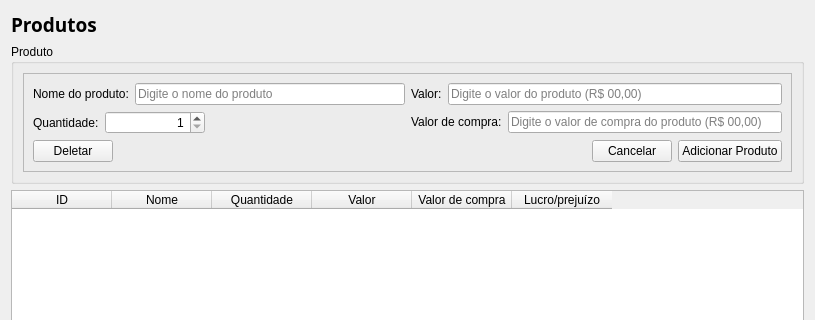
Gusrrocha/Sistema-para-livraria, file view/produto.ui: the form before one commit; both pictures show x 0 to 815 and y 0 to 320 of the 815 by 683 pixel window.
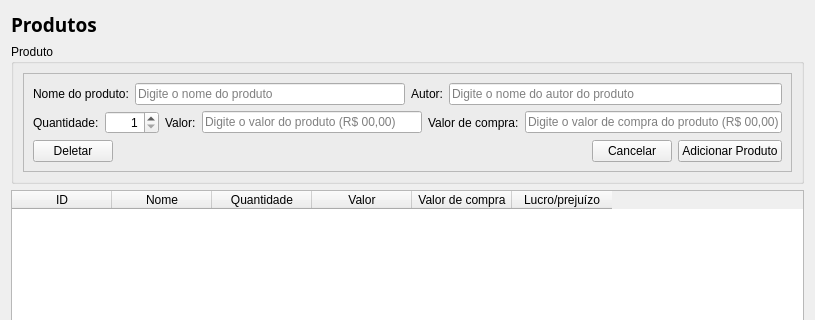
The form after the commit.

```diff
--- a/view/produto.ui
+++ b/view/produto.ui
@@ -43,12 +43,12 @@
         <property name="frameShadow">
          <enum>QFrame::Raised</enum>
         </property>
-        <layout class="QVBoxLayout" name="verticalLayout_3">
-         <item>
-          <layout class="QHBoxLayout" name="horizontalLayout_6">
+        <layout class="QVBoxLayout" name="verticalLayout_2">
            <item>
             <layout class="QVBoxLayout" name="verticalLayout">
              <item>
+            <layout class="QHBoxLayout" name="horizontalLayout_8">
+             <item>
               <layout class="QHBoxLayout" name="horizontalLayout_2">
                <item>
                 <widget class="QLabel" name="label_2">
@@ -67,6 +67,28 @@
               </layout>
              </item>
              <item>
+              <layout class="QHBoxLayout" name="horizontalLayout_6">
+               <item>
+                <widget class="QLabel" name="label_6">
+                 <property name="text">
+                  <string>Autor:</string>
+                 </property>
+                </widget>
+               </item>
+               <item>
+                <widget class="QLineEdit" name="au">
+                 <property name="placeholderText">
+                  <string>Digite o nome do autor do produto</string>
+                 </property>
+                </widget>
+               </item>
+              </layout>
+             </item>
+            </layout>
+           </item>
+           <item>
+            <layout class="QHBoxLayout" name="horizontalLayout_9">
+             <item>
               <layout class="QHBoxLayout" name="horizontalLayout_3">
                <item>
                 <widget class="QLabel" name="label_3">
@@ -100,28 +122,10 @@
                  </property>
                 </widget>
                </item>
-               <item>
-                <spacer name="horizontalSpacer_2">
-                 <property name="orientation">
-                  <enum>Qt::Horizontal</enum>
-                 </property>
-                 <property name="sizeType">
-                  <enum>QSizePolicy::Fixed</enum>
-                 </property>
-                 <property name="sizeHint" stdset="0">
-                  <size>
-                   <width>200</width>
-                   <height>20</height>
-                  </size>
-                 </property>
-                </spacer>
-               </item>
               </layout>
              </item>
-            </layout>
-           </item>
            <item>
-            <layout class="QVBoxLayout" name="verticalLayout_2">
+              <layout class="QHBoxLayout" name="horizontalLayout_4">
              <item>
               <layout class="QHBoxLayout" name="horizontalLayout_5">
                <item>
@@ -140,8 +144,6 @@
                </item>
               </layout>
              </item>
-             <item>
-              <layout class="QHBoxLayout" name="horizontalLayout_4">
                <item>
                 <widget class="QLabel" name="label_5">
                  <property name="text">
```
Lines whose indentation alone changed are shown as unchanged.
